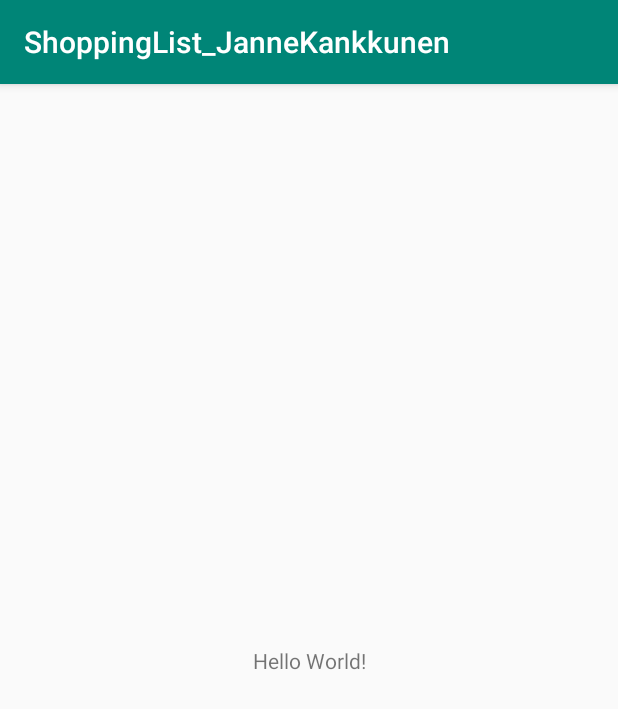
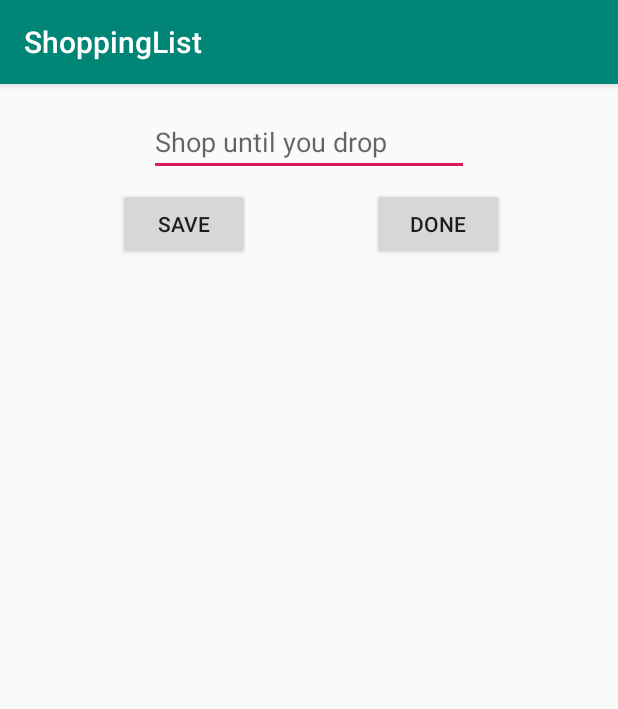
Before and after one commit to JanneKankkunen/ShoppingList, an Android app: the screen it shows after launch (MainActivity), on a phone screen of 412 x 824 dp. Shown: the top 709 px of the screen. Run offline under Robolectric (Android 15) with nearby library versions, the phone set to English and light mode, and no system bars.

Commit message:
Jostain pitää aloittaa.

```diff
--- a/app/src/main/res/layout/activity_main.xml
+++ b/app/src/main/res/layout/activity_main.xml
@@ -6,13 +6,38 @@
     android:layout_height="match_parent"
     tools:context=".MainActivity">
 
-    <TextView
+    <EditText
+        android:id="@+id/editShopText"
         android:layout_width="wrap_content"
         android:layout_height="wrap_content"
-        android:text="Hello World!"
-        app:layout_constraintBottom_toBottomOf="parent"
-        app:layout_constraintLeft_toLeftOf="parent"
-        app:layout_constraintRight_toRightOf="parent"
+        android:layout_marginTop="16dp"
+        android:ems="10"
+        android:hint="Shop until you drop"
+        android:inputType="textShortMessage"
+        app:layout_constraintEnd_toEndOf="parent"
+        app:layout_constraintStart_toStartOf="parent"
         app:layout_constraintTop_toTopOf="parent" />
 
+    <Button
+        android:id="@+id/buttonDone"
+        android:layout_width="wrap_content"
+        android:layout_height="wrap_content"
+        android:layout_marginTop="8dp"
+        android:layout_marginEnd="76dp"
+        android:layout_marginRight="76dp"
+        android:text="Done"
+        app:layout_constraintEnd_toEndOf="parent"
+        app:layout_constraintTop_toBottomOf="@+id/editShopText" />
+
+    <Button
+        android:id="@+id/buttonSave"
+        android:layout_width="wrap_content"
+        android:layout_height="wrap_content"
+        android:layout_marginTop="8dp"
+        android:text="Save"
+        app:layout_constraintEnd_toStartOf="@+id/buttonDone"
+        app:layout_constraintHorizontal_bias="0.49"
+        app:layout_constraintStart_toStartOf="parent"
+        app:layout_constraintTop_toBottomOf="@+id/editShopText" />
+
 </androidx.constraintlayout.widget.ConstraintLayout>
--- a/app/src/main/res/values/strings.xml
+++ b/app/src/main/res/values/strings.xml
@@ -1,3 +1,3 @@
 <resources>
-    <string name="app_name">ShoppingList_JanneKankkunen</string>
+    <string name="app_name">ShoppingList</string>
 </resources>
```
